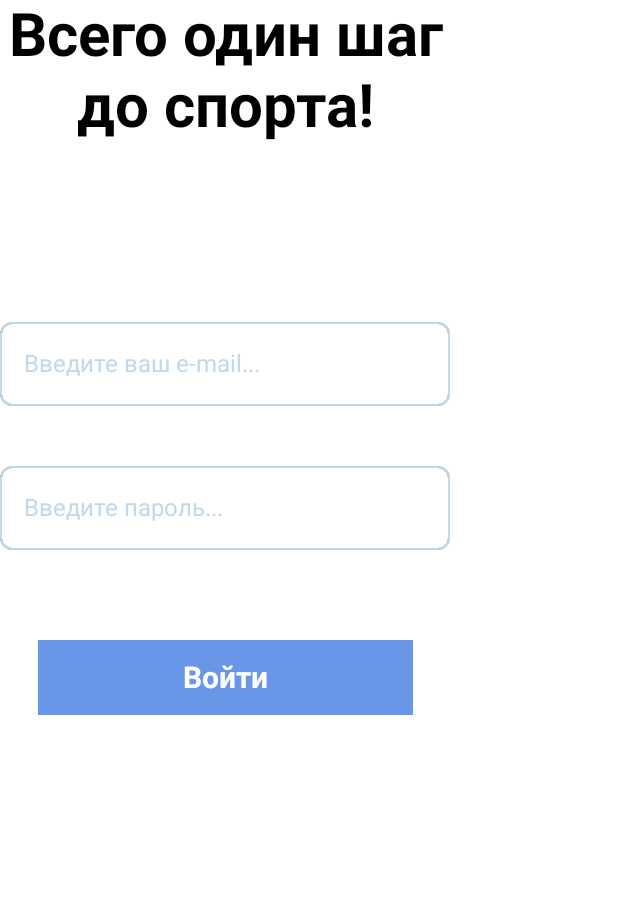
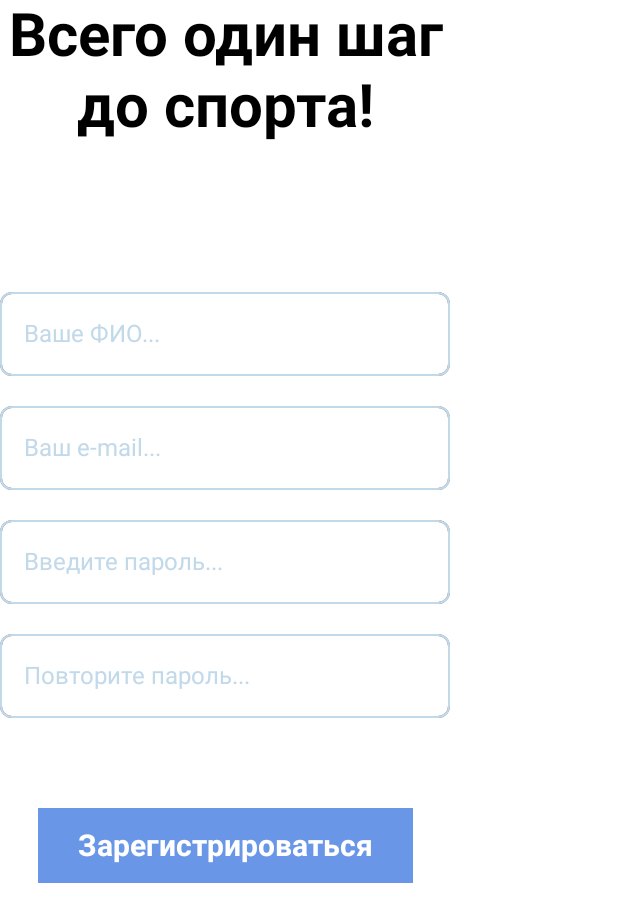
Before and after one commit to Olg-Vin/MobileAPP_1, an Android app built with Jetpack Compose: the @Preview function SignUpScreen, on a phone screen of 412 x 824 dp. Shown: the top 922 px of the screen. Run offline under Robolectric (Android 15) with nearby library versions, the phone set to English and light mode, and no system bars.

```diff
--- a/app/src/main/AndroidManifest.xml
+++ b/app/src/main/AndroidManifest.xml
@@ -1,7 +1,7 @@
 <?xml version="1.0" encoding="utf-8"?>
 <manifest xmlns:android="http://schemas.android.com/apk/res/android"
     xmlns:tools="http://schemas.android.com/tools">
-
+    <uses-permission android:name="android.permission.INTERNET" />
     <application
         android:allowBackup="true"
         android:dataExtractionRules="@xml/data_extraction_rules"
@@ -13,6 +13,7 @@
         android:theme="@style/Theme.SportApplication"
         tools:targetApi="31">
         <activity
+            android:usesCleartextTraffic="true"
             android:name=".MainActivity"
             android:exported="true"
             android:label="@string/app_name"
@@ -25,4 +26,7 @@
         </activity>
     </application>
 
+<!--    <uses-permission android:name="android.permission.READ_EXTERNAL_STORAGE"/>-->
+<!--    <uses-permission android:name="android.permission.WRITE_EXTERNAL_STORAGE"/>-->
+
 </manifest>
--- a/app/src/main/java/com/vinio/sportapplication/bottomNavigation/mainScreens/MainScreen.kt
+++ b/app/src/main/java/com/vinio/sportapplication/bottomNavigation/mainScreens/MainScreen.kt
@@ -14,7 +14,6 @@ fun MainScreen() {
             CustomBottomNav(navController = navController)
         }
     ) {
-
         NavGraph(navHostController = navController)
     }
 }
--- a/app/src/main/java/com/vinio/sportapplication/bottomNavigation/mainScreens/NavGraph.kt
+++ b/app/src/main/java/com/vinio/sportapplication/bottomNavigation/mainScreens/NavGraph.kt
@@ -11,7 +11,7 @@ fun NavGraph(
 ) {
     NavHost(navController = navHostController, startDestination = "screen_1") {
         composable("screen_1") {
-            Screen1()
+            EventListScreen()
         }
         composable("screen_2") {
             Screen2()
--- a/app/src/main/java/com/vinio/sportapplication/bottomNavigation/startScreens/SignUp.kt
+++ b/app/src/main/java/com/vinio/sportapplication/bottomNavigation/startScreens/SignUp.kt
@@ -1,7 +1,7 @@
 package com.vinio.sportapplication.bottomNavigation.startScreens
 
+import android.util.Log
 import androidx.compose.foundation.background
-import androidx.compose.foundation.border
 import androidx.compose.foundation.clickable
 import androidx.compose.foundation.layout.Arrangement
 import androidx.compose.foundation.layout.Box
@@ -10,26 +10,32 @@ import androidx.compose.foundation.layout.Spacer
 import androidx.compose.foundation.layout.fillMaxWidth
 import androidx.compose.foundation.layout.height
 import androidx.compose.foundation.layout.width
-import androidx.compose.foundation.shape.RoundedCornerShape
-import androidx.compose.material3.OutlinedTextField
 import androidx.compose.material3.Text
 import androidx.compose.runtime.Composable
+import androidx.compose.runtime.getValue
+import androidx.compose.runtime.mutableStateOf
+import androidx.compose.runtime.remember
+import androidx.compose.runtime.setValue
 import androidx.compose.ui.Alignment
 import androidx.compose.ui.Modifier
-import androidx.compose.ui.draw.clip
 import androidx.compose.ui.graphics.Color
-import androidx.compose.ui.text.TextStyle
 import androidx.compose.ui.text.font.FontWeight
+import androidx.compose.ui.text.input.PasswordVisualTransformation
 import androidx.compose.ui.text.style.TextAlign
 import androidx.compose.ui.tooling.preview.Preview
 import androidx.compose.ui.unit.dp
 import androidx.compose.ui.unit.sp
+import com.vinio.sportapplication.bottomNavigation.startScreens.smallElements.CustomTextField
 import com.vinio.sportapplication.ui.theme.BlueButton
-import com.vinio.sportapplication.ui.theme.BlueText
 
 @Preview(showBackground = true)
 @Composable
 fun SignUpScreen() {
+    var name by remember { mutableStateOf("") }
+    var email by remember { mutableStateOf("") }
+    var password by remember { mutableStateOf("") }
+    var repeatPassword by remember { mutableStateOf("") }
+
     Column(
         modifier = Modifier
             .width(300.dp),
@@ -44,48 +50,34 @@ fun SignUpScreen() {
             modifier = Modifier.fillMaxWidth()
         )
 
-        Spacer(modifier = Modifier.height(120.dp))
-        OutlinedTextField(
-            value = "",
-            onValueChange = {},
-            shape = RoundedCornerShape(8.dp),
-            modifier = Modifier
-                .fillMaxWidth()
-                .clip(RoundedCornerShape(8.dp))
-                .border(
-                    1.dp,
-                    color = BlueText,
-                    shape = RoundedCornerShape(8.dp)
-                ) // Граница с закруглением
-                .background(Color.White),
-            placeholder = {
-                Text(
-                    text = "Введите ваш e-mail...",
-                    style = TextStyle(fontSize = 16.sp, color = BlueText)
-                )
-            },
+        Spacer(modifier = Modifier.height(100.dp))
+        CustomTextField(
+            value = name,
+            onValueChange = { name = it },
+            placeholderText = "Ваше ФИО..."
         )
 
-        Spacer(modifier = Modifier.height(40.dp))
-        OutlinedTextField(
-            value = "",
-            onValueChange = {},
-            shape = RoundedCornerShape(8.dp),
-            modifier = Modifier
-                .fillMaxWidth()
-                .clip(RoundedCornerShape(8.dp))
-                .border(
-                    1.dp,
-                    color = BlueText,
-                    shape = RoundedCornerShape(8.dp)
-                ) // Граница с закруглением
-                .background(Color.White),
-            placeholder = {
-                Text(
-                    text = "Введите пароль...",
-                    style = TextStyle(fontSize = 16.sp, color = BlueText)
-                )
-            },
+        Spacer(modifier = Modifier.height(20.dp))
+        CustomTextField(
+            value = email,
+            onValueChange = { email = it },
+            placeholderText = "Ваш e-mail...",
+        )
+
+        Spacer(modifier = Modifier.height(20.dp))
+        CustomTextField(
+            value = password,
+            onValueChange = { password = it },
+            placeholderText = "Введите пароль...",
+            visualTransformation = PasswordVisualTransformation(),
+        )
+
+        Spacer(modifier = Modifier.height(20.dp))
+        CustomTextField(
+            value = repeatPassword,
+            onValueChange = { repeatPassword = it },
+            placeholderText = "Повторите пароль...",
+            visualTransformation = PasswordVisualTransformation(),
         )
 
         Spacer(modifier = Modifier.height(60.dp))
@@ -96,12 +88,16 @@ fun SignUpScreen() {
                 .height(50.dp)
                 .fillMaxWidth()
                 .clickable {
+                    Log.d("textField", name)
+                    Log.d("textField", email)
+                    Log.d("textField", password)
+                    Log.d("textField", repeatPassword)
                     // TODO
                 },
             contentAlignment = Alignment.Center
         ) {
             Text(
-                text = "Войти",
+                text = "Зарегистрироваться",
                 fontWeight = FontWeight.Bold,
                 fontSize = 20.sp,
                 color = Color.White
--- a/app/src/main/java/com/vinio/sportapplication/bottomNavigation/startScreens/smallElements/InputField.kt
+++ b/app/src/main/java/com/vinio/sportapplication/bottomNavigation/startScreens/smallElements/InputField.kt
@@ -10,6 +10,7 @@ import androidx.compose.runtime.Composable
 import androidx.compose.ui.Modifier
 import androidx.compose.ui.graphics.Color
 import androidx.compose.ui.text.TextStyle
+import androidx.compose.ui.text.input.VisualTransformation
 import androidx.compose.ui.unit.dp
 import androidx.compose.ui.unit.sp
 import com.vinio.sportapplication.ui.theme.BlueText
@@ -18,7 +19,8 @@ import com.vinio.sportapplication.ui.theme.BlueText
 fun CustomTextField(
     value: String,
     onValueChange: (String) -> Unit,
-    placeholderText: String
+    placeholderText: String,
+    visualTransformation: VisualTransformation = VisualTransformation.None
 ) {
     OutlinedTextField(
         value = value,
@@ -33,6 +35,7 @@ fun CustomTextField(
                 text = placeholderText,
                 style = TextStyle(fontSize = 16.sp, color = BlueText)
             )
-        }
+        },
+        visualTransformation = visualTransformation,
     )
 }
--- a/app/src/main/java/com/vinio/sportapplication/ui/theme/Color.kt
+++ b/app/src/main/java/com/vinio/sportapplication/ui/theme/Color.kt
@@ -12,3 +12,5 @@ val Pink40 = Color(0xFF7D5260)
 
 val BlueButton = Color(0xFF6996E7)
 val BlueText = Color(0xFFC2D9EA)
+
+val CardBackground = Color(0f, 0.5f, 0f, 0.1f)
```
Also changed, not shown: app/build.gradle.kts (+14 -1 lines), app/src/main/java/com/vinio/sportapplication/bottomNavigation/entity/DateSer.kt (added, +20 -0 lines), app/src/main/java/com/vinio/sportapplication/bottomNavigation/entity/Event.kt (added, +44 -0 lines), app/src/main/java/com/vinio/sportapplication/bottomNavigation/mainScreens/BigCardFile.kt (added, +133 -0 lines), app/src/main/java/com/vinio/sportapplication/bottomNavigation/mainScreens/CardFile.kt (added, +95 -0 lines), app/src/main/java/com/vinio/sportapplication/bottomNavigation/mainScreens/HomeScreen.kt (added, +63 -0 lines), app/src/main/java/com/vinio/sportapplication/bottomNavigation/mainScreens/Screens.kt (+3 -18 lines), app/src/main/java/com/vinio/sportapplication/bottomNavigation/mainScreens/ktorRequest.kt (added, +48 -0 lines), app/src/main/java/com/vinio/sportapplication/bottomNavigation/startScreens/SignIn.kt (+21 -44 lines).
